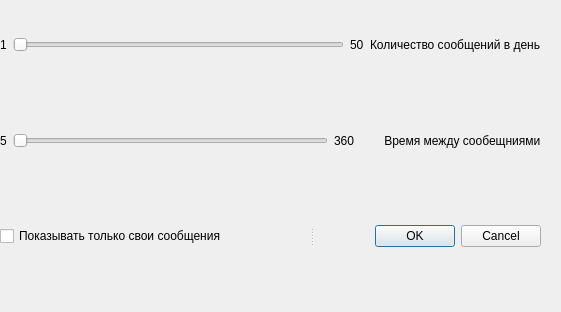
Old version of the form settings.ui in the repository LeagueOfDevelopers/Today.
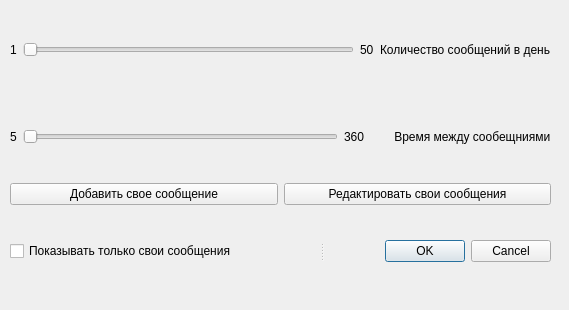
New version of the form.

The edit to the form file:
```diff
--- a/settings.ui
+++ b/settings.ui
@@ -6,18 +6,18 @@
    <rect>
     <x>0</x>
     <y>0</y>
-    <width>561</width>
-    <height>312</height>
+    <width>569</width>
+    <height>310</height>
    </rect>
   </property>
   <property name="windowTitle">
    <string>Form</string>
   </property>
-  <widget class="QWidget" name="">
+  <widget class="QWidget" name="layoutWidget">
    <property name="geometry">
     <rect>
-     <x>0</x>
-     <y>0</y>
+     <x>10</x>
+     <y>10</y>
      <width>541</width>
      <height>281</height>
     </rect>
@@ -87,6 +87,24 @@
       </item>
      </layout>
     </item>
+    <item>
+     <layout class="QHBoxLayout" name="horizontalLayout">
+      <item>
+       <widget class="QPushButton" name="addMsgButton">
+        <property name="text">
+         <string>Добавить свое сообщение</string>
+        </property>
+       </widget>
+      </item>
+      <item>
+       <widget class="QPushButton" name="editMsgButton">
+        <property name="text">
+         <string>Редактировать свои сообщения</string>
+        </property>
+       </widget>
+      </item>
+     </layout>
+    </item>
     <item>
      <widget class="QSplitter" name="splitter">
       <property name="orientation">
```
Left out of the diff: 11 changed lines with no effect on the pictures.
